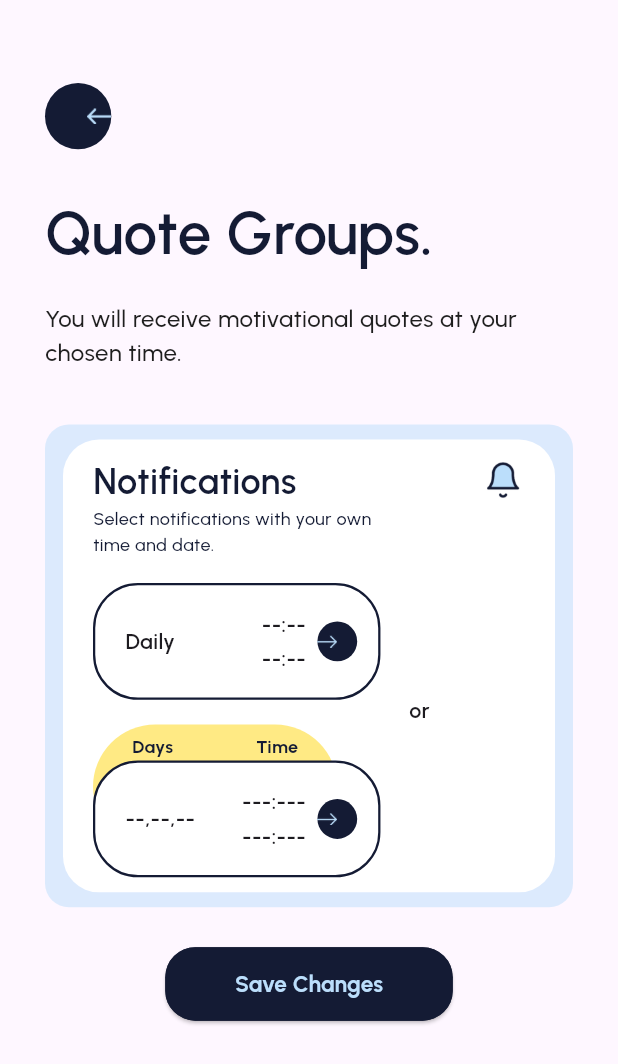
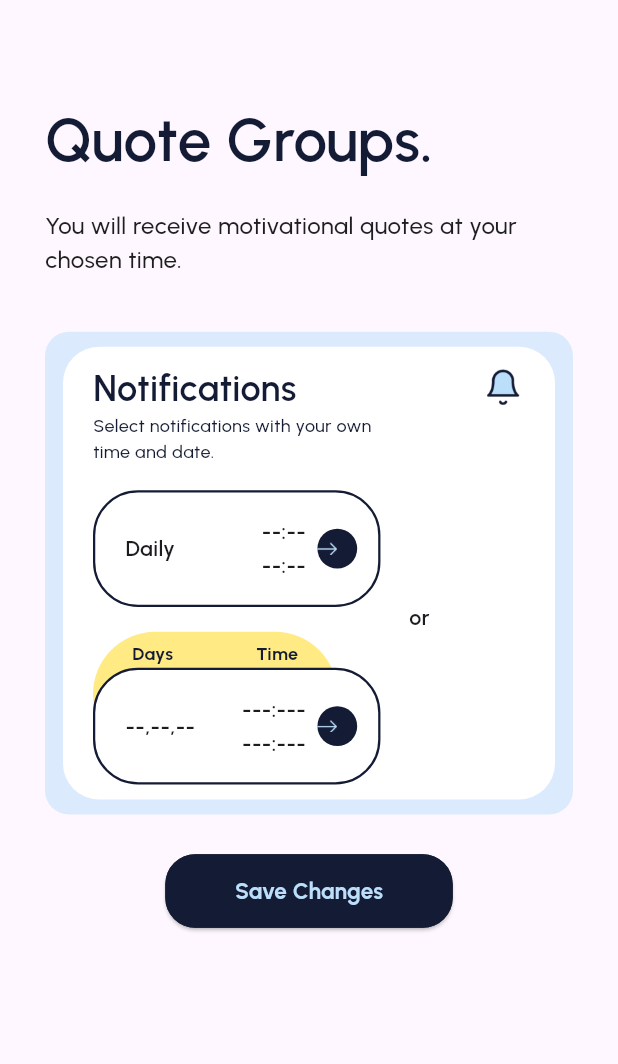
Before and after one commit to QJR2026/QJR, a Flutter app: the SelectNotificationTimePreferenceScreen screen opened by its route, on a phone screen of 412 x 824 dp. Shown: the top 1064 px of the screen. Run offline on Flutter 3.47's test engine with Material 3 defaults, Android fonts, the phone set to English and light mode, and no system bars; our stand-ins replace cached_network_image, connectivity_plus, device_info_plus, dio, firebase_core, firebase_messaging and 10 more; missing offline and left inert: app_settings, in_app_purchase_storekit, time_range_picker; accounts and stored records are empty.

Commit message:
feat: Adjust spacing in notification time preference screen and refine back button behavior to prevent null action

```diff
--- a/lib/views/preference/select_notification_time_preference_screen.dart
+++ b/lib/views/preference/select_notification_time_preference_screen.dart
@@ -46,8 +46,9 @@ class _SelectNotificationTimePreferenceScreenState
           child: Column(
             crossAxisAlignment: CrossAxisAlignment.start,
             children: [
-              40.vSpace(),
-              const CustomBackButton(),
+              // 40.vSpace(),
+              20.vSpace(),
+              // const CustomBackButton(),
               30.vSpace(),
               const Text(
                 'Quote Groups.',
--- a/lib/views/quotegroups/widget/quote_theme_card.dart
+++ b/lib/views/quotegroups/widget/quote_theme_card.dart
@@ -118,7 +118,7 @@ class QuoteThemeCard extends StatelessWidget {
                         ),
                         6.hSpace(),
                         Text(
-                          'Used by ${theme.usedByCount}+ users',
+                          'Used by ${theme.usedByCount} users',
                           style: TextStyle(
                             fontSize: 14.pxH(),
                             fontWeight: FontWeight.w500,
--- a/lib/views/widgets/custom_back_button.dart
+++ b/lib/views/widgets/custom_back_button.dart
@@ -25,7 +25,9 @@ class CustomBackButton extends StatelessWidget {
   @override
   Widget build(BuildContext context) {
     return GestureDetector(
-      onTap: onPressed != null ? () => onPressed!() : () => MyApp.gState.pop(),
+      onTap: onPressed != null
+          ? () => onPressed!()
+          : () => MyApp.gState.canPop() ? MyApp.gState.pop() : null,
       child: Container(
         height: size ?? 50.pxV(),
         width: size ?? 50.pxV(),
```
